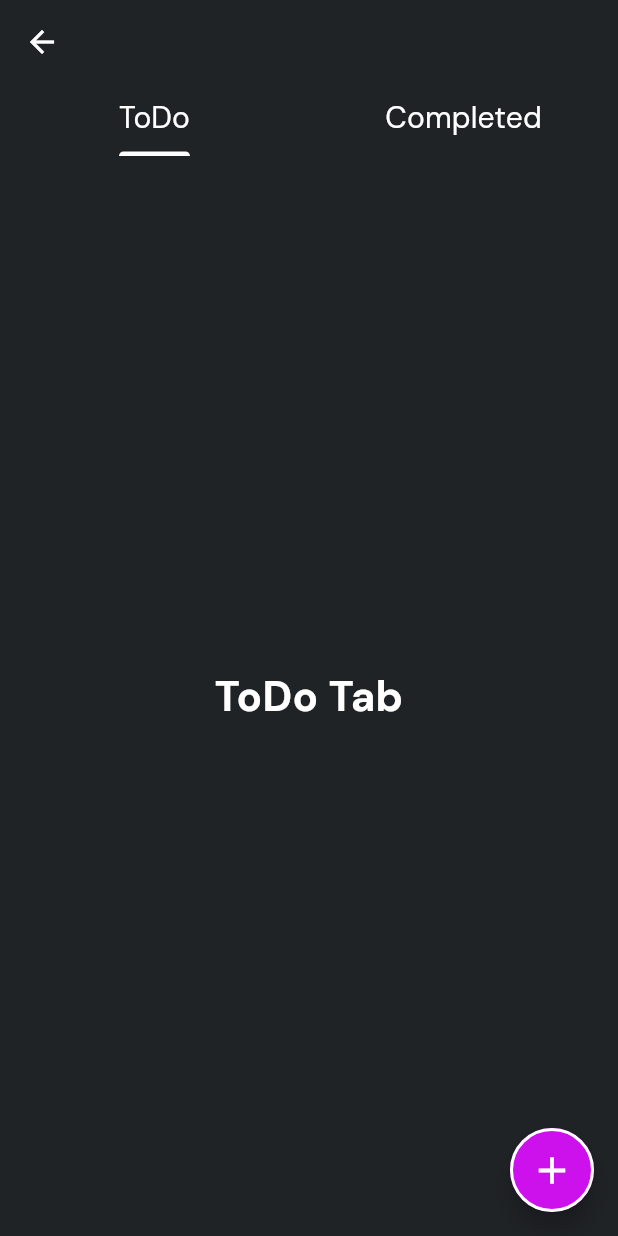
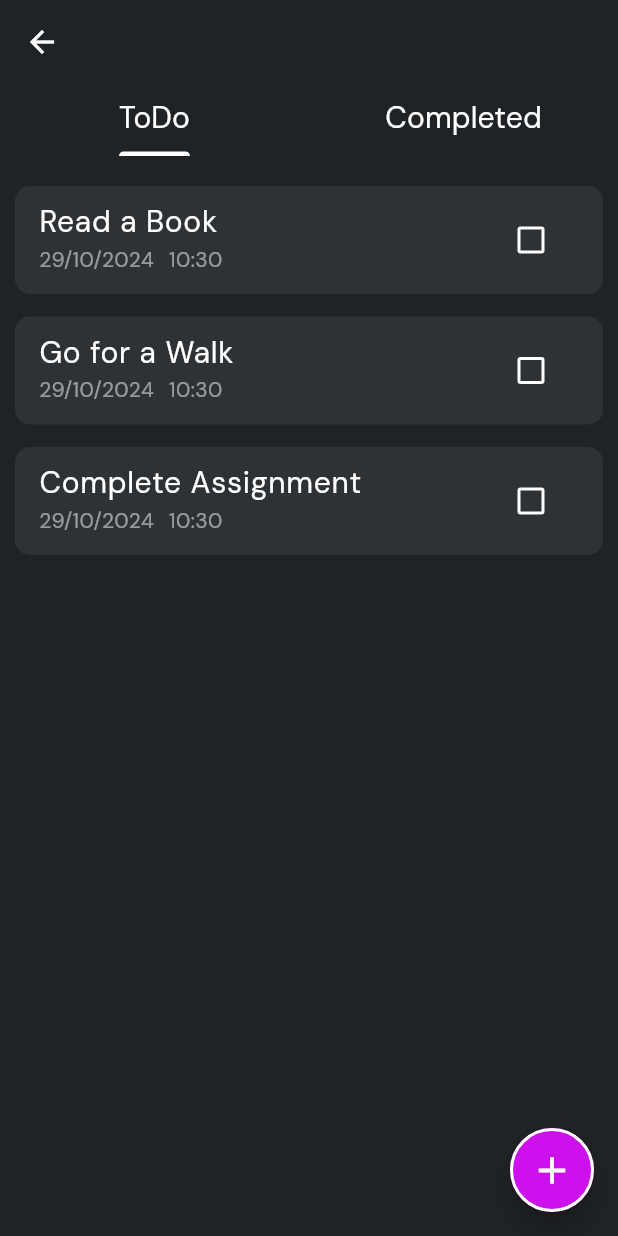
Before and after one commit to Bhanuka99/note_sphere, a Flutter app: the screen it shows after launch, after a tap on "To-Do List", on a phone screen of 412 x 824 dp. Run offline on Flutter 3.47's test engine with Material 3 defaults, Android fonts, the phone set to English and light mode, and no system bars; our stand-ins replace go_router, google_fonts, hive, hive_flutter; accounts and stored records are empty.

Commit message:
todo service

```diff
--- a/lib/pages/todo_page.dart
+++ b/lib/pages/todo_page.dart
@@ -1,4 +1,6 @@
 import 'package:flutter/material.dart';
+import 'package:notesphere/models/todo_model.dart';
+import 'package:notesphere/services/todo_service.dart';
 import 'package:notesphere/utils/colors.dart';
 import 'package:notesphere/utils/text_styles.dart';
 import 'package:notesphere/widgets/completed_tab.dart';
@@ -13,11 +15,35 @@ class TodoPage extends StatefulWidget {
 
 class _TodoPageState extends State<TodoPage> with SingleTickerProviderStateMixin {
   late TabController _tabController;
+  late List<Todo> allTodos = [];
+  late List<Todo> incompletedTodos = [];
+  late List<Todo> completedTodos = [];
+  TodoService todoService = TodoService();
 
   @override
   void initState() {
     super.initState();
     _tabController = TabController(length: 2, vsync: this);
+    _isUserNew();
+  }
+  //check the user is new
+  void _isUserNew () async {
+    final bool isNewUser = await todoService.isNewUser();
+    if(isNewUser){
+      await todoService.createInitialTodos();
+    }
+    _loadTodos();
+  }
+  //load todos
+  Future<void> _loadTodos() async {
+    final List<Todo> loadedTodos = await todoService.loadTodos();
+    setState(() {
+      allTodos = loadedTodos;
+      //incompleted todos
+      incompletedTodos = allTodos.where((todo) => !todo.isDone).toList();
+      //incompleted todos
+      completedTodos = allTodos.where((todo) => todo.isDone).toList();
+    });
   }
   @override
   Widget build(BuildContext context) {
@@ -61,9 +87,13 @@ class _TodoPageState extends State<TodoPage> with SingleTickerProviderStateMixin
       ),
       body: TabBarView(
         controller: _tabController,
-        children: const [
-          TodoTab(),
-          CompletedTab(),
+        children:[
+          TodoTab(
+            incompletedTodos: incompletedTodos,
+          ),
+          CompletedTab(
+            completedTodos: completedTodos,
+          ),
         ]
       ),
     );
--- /dev/null
+++ b/lib/services/todo_service.dart
@@ -0,0 +1,52 @@
+import 'package:hive/hive.dart';
+import 'package:notesphere/models/todo_model.dart';
+
+class TodoService {
+
+
+  //dummy todos
+  List<Todo> todos = [
+    Todo(
+      title: "Read a Book",
+      date: DateTime.now(),
+      time: DateTime.now(),
+      isDone: false
+    ),
+    Todo(
+      title: "Go for a Walk",
+      date: DateTime.now(),
+      time: DateTime.now(),
+      isDone: false
+    ),
+    Todo(
+      title: "Complete Assignment",
+      date: DateTime.now(),
+      time: DateTime.now(),
+      isDone: false
+    ),
+  ];
+
+  //create a database reference for Todos
+  final _myBox = Hive.box("todos");
+
+  //check whether the user is new
+  Future <bool> isNewUser() async {
+    return _myBox.isEmpty;
+  }
+
+  //Methods to create initial todos for new users
+  Future<void> createInitialTodos() async{
+    if(_myBox.isEmpty){
+      await _myBox.put("todos", todos);
+    }
+  }
+
+  //Method to load todos
+  Future <List<Todo>> loadTodos() async{
+    final dynamic todos = await _myBox.get("todos");
+    if(todos!= null && todos is List<dynamic>){
+      return todos.cast<Todo>().toList();
+    }
+    return [];
+  }
+}
--- a/lib/widgets/completed_tab.dart
+++ b/lib/widgets/completed_tab.dart
@@ -1,8 +1,10 @@
 import 'package:flutter/material.dart';
+import 'package:notesphere/models/todo_model.dart';
 import 'package:notesphere/utils/text_styles.dart';
 
 class CompletedTab extends StatefulWidget {
-  const CompletedTab({super.key});
+  final List<Todo> completedTodos;
+  const CompletedTab({super.key, required this.completedTodos});
 
   @override
   State<CompletedTab> createState() => _CompletedTabState();
--- /dev/null
+++ b/lib/widgets/todo_card.dart
@@ -0,0 +1,59 @@
+import 'package:flutter/material.dart';
+import 'package:notesphere/models/todo_model.dart';
+import 'package:notesphere/utils/colors.dart';
+import 'package:notesphere/utils/text_styles.dart';
+
+class TodoCard extends StatefulWidget {
+  final Todo todo;
+  final bool isCompleted;
+  const TodoCard({
+    super.key,
+    required this.todo,
+    required this.isCompleted
+  });
+
+  @override
+  State<TodoCard> createState() => _TodoCardState();
+}
+
+class _TodoCardState extends State<TodoCard> {
+  @override
+  Widget build(BuildContext context) {
+    return Container(
+      margin: const EdgeInsets.only(
+        bottom: 15
+      ),
+      decoration:  BoxDecoration(
+        color: AppColors.kCardColor,
+        borderRadius: BorderRadius.circular(10)
+      ),
+      child: ListTile(
+        title: Text(
+          widget.todo.title,
+          style: AppTextStyles.appDescriptionLarge,
+        ),
+        subtitle: Row(
+          children: [
+            Text(
+              "${widget.todo.date.day}/${widget.todo.date.month}/${widget.todo.date.year}",
+              style: AppTextStyles.appDescriptionSmall.copyWith(
+                color: AppColors.kWhiteColor.withOpacity(0.5)
+              ),
+            ),
+            const SizedBox(width: 10,),
+            Text(
+              "${widget.todo.time.hour}:${widget.todo.time.minute}",
+              style: AppTextStyles.appDescriptionSmall.copyWith(
+                color: AppColors.kWhiteColor.withOpacity(0.5)
+              ),
+            ),
+          ],
+        ),
+        trailing: Checkbox(
+          value: widget.isCompleted,
+          onChanged: (value){}
+        ),
+      ),
+    );
+  }
+}
--- a/lib/widgets/todo_tab.dart
+++ b/lib/widgets/todo_tab.dart
@@ -1,8 +1,10 @@
 import 'package:flutter/material.dart';
-import 'package:notesphere/utils/text_styles.dart';
+import 'package:notesphere/models/todo_model.dart';
+import 'package:notesphere/widgets/todo_card.dart';
 
 class TodoTab extends StatefulWidget {
-  const TodoTab({super.key});
+  final List<Todo> incompletedTodos;
+  const TodoTab({super.key, required this.incompletedTodos});
 
   @override
   State<TodoTab> createState() => _TodoTabState();
@@ -11,10 +13,27 @@ class TodoTab extends StatefulWidget {
 class _TodoTabState extends State<TodoTab> {
   @override
   Widget build(BuildContext context) {
-    return const Center(
-      child: Text(
-        "ToDo Tab",
-        style: AppTextStyles.appTitle,
+    return Padding(
+      padding: const EdgeInsets.symmetric(
+        horizontal: 10
+      ),
+      child: Column(
+        children: [
+          const SizedBox(
+            height: 20,
+          ),
+          Expanded(
+            child: ListView.builder(
+              itemCount: widget.incompletedTodos.length,
+              itemBuilder: (context, index){
+                return TodoCard(
+                  todo: widget.incompletedTodos[index],
+                  isCompleted: false
+                );
+              }
+            )
+          )
+        ],
       ),
     );
   }
```
